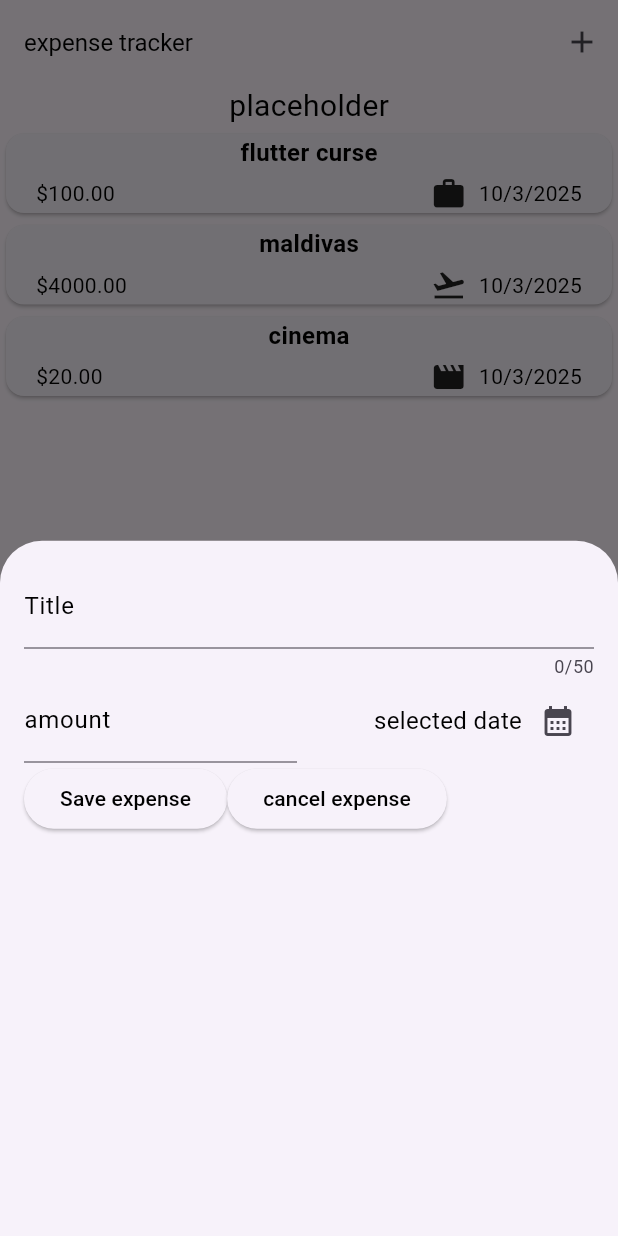
After one commit to alejandroYanezPumpun/expense_tracker, a Flutter app: the screen it shows after launch, after a tap on the "add" icon, on a phone screen of 412 x 824 dp. The commit adds this screen. Run offline on Flutter 3.47's test engine with Material 3 defaults, Android fonts, the phone set to English and light mode, and no system bars.

Commit message:
can pickdate,amount and title

```diff
--- /dev/null
+++ b/expense_tracker_app/lib/components/new_expense.dart
@@ -0,0 +1,117 @@
+import 'package:expense_tracker_app/models/custom_text_display.dart';
+import 'package:flutter/material.dart';
+import 'package:flutter/services.dart';
+
+class NewExpenseEntry extends StatefulWidget {
+  const NewExpenseEntry({super.key});
+
+  @override
+  State<NewExpenseEntry> createState() => _NewExpenseEntryState();
+}
+
+class _NewExpenseEntryState extends State<NewExpenseEntry> {
+  final _titleController = TextEditingController();
+  final _amountController = TextEditingController();
+
+  void _presentDatePicker(){
+    final now = DateTime.now();
+    final firstDate = DateTime(now.year - 1, now.month, now.day);
+    showDatePicker(context: context, firstDate: firstDate, lastDate: now);
+  }
+
+  @override
+  void dispose() {
+    _titleController.dispose();
+    _amountController.dispose();
+    super.dispose();
+  }
+
+  @override
+  Widget build(BuildContext context) {
+    return Padding(
+      padding: EdgeInsets.all(16),
+      child: Column(
+        children: [
+          TextField(
+            controller: _titleController,
+            maxLength: 50,
+            decoration: InputDecoration(
+              label: CustomTextDisplay(
+                text: 'Title',
+                fontSize: 16,
+                color: Colors.black,
+              ),
+            ),
+          ),
+          Row(
+            children: [
+              Expanded(
+                child: TextField(
+                  controller: _amountController,
+                  keyboardType: TextInputType.numberWithOptions(decimal: true),
+                  inputFormatters: [
+                    FilteringTextInputFormatter.allow(RegExp(r'[0-9.]')),
+                  ],
+                  decoration: InputDecoration(
+                    label: CustomTextDisplay(
+                      text: 'amount',
+                      fontSize: 16,
+                      color: Colors.black,
+                    ),
+                    prefixText: '\$ ',
+                  ),
+                ),
+              ),
+
+              SizedBox(width: 16),
+
+              Expanded(
+                child: Row(
+                  mainAxisAlignment: MainAxisAlignment.end,
+                  crossAxisAlignment: CrossAxisAlignment.center,
+                  children: [
+                    CustomTextDisplay(
+                      text: 'selected date',
+                      fontSize: 16,
+                      color: Colors.black,
+                    ),
+                    IconButton(onPressed: _presentDatePicker , icon: Icon(Icons.calendar_month))
+                  ],
+                ),
+              ),
+            ],
+          ),
+
+          Row(
+            children: [
+              ElevatedButton(
+                onPressed: () {
+                  print('=== BOTÓN PRESIONADO ===');
+                  print('Valor del título: ${_titleController.text}');
+                  print('Valor del título: ${_amountController.text}');
+                  print('=== FIN DEBUG ===');
+                },
+                child: CustomTextDisplay(
+                  text: 'Save expense',
+                  fontSize: 14,
+                  color: Colors.black,
+                ),
+              ),
+
+              ElevatedButton(
+                onPressed: () {
+                  Navigator.of(context).pop();
+                },
+                child: CustomTextDisplay(
+                  text: 'cancel expense',
+                  fontSize: 14,
+                  color: Colors.black,
+                ),
+              ),
+            ],
+          ),
+        ],
+      ),
+    );
+  }
+}
--- a/expense_tracker_app/lib/main.dart
+++ b/expense_tracker_app/lib/main.dart
@@ -1,17 +1,12 @@
 import 'package:expense_tracker_app/screens/expense_main_screen.dart';
 import 'package:flutter/material.dart';
 
+
 void main() {
-  runApp(const MainApp());
+  runApp(
+    MaterialApp(
+      theme: ThemeData(useMaterial3: true),
+      home: ExpenseMainScreen(),
+    ),
+  );
 }
-
-class MainApp extends StatelessWidget {
-  const MainApp({super.key});
-
-  @override
-  Widget build(BuildContext context) {
-    return const MaterialApp(
-      home: ExpenseMainScreen()
-    );
-  }
-}
--- a/expense_tracker_app/lib/screens/expense_main_screen.dart
+++ b/expense_tracker_app/lib/screens/expense_main_screen.dart
@@ -1,4 +1,5 @@
 import 'package:expense_tracker_app/components/expenses_list.dart';
+import 'package:expense_tracker_app/components/new_expense.dart';
 import 'package:expense_tracker_app/models/custom_text_display.dart';
 import 'package:expense_tracker_app/models/expense.dart';
 import 'package:flutter/material.dart';
@@ -11,18 +12,48 @@ class ExpenseMainScreen extends StatefulWidget {
 }
 
 class _ExpenseMainScreenState extends State<ExpenseMainScreen> {
+  void _openAddExpensesOverlay() {
+    showModalBottomSheet(
+      context: context,
+      builder:
+          (ctx) => NewExpenseEntry()
+    );
+  }
 
   final List<Expense> _registeredExpenses = [
-
-    Expense(title: 'flutter curse', amount: 100, date: DateTime.now(), category: Category.work),
-    Expense(title: 'maldivas', amount: 4000, date: DateTime.now(), category: Category.travel),
-    Expense(title: 'cinema', amount: 20, date: DateTime.now(), category: Category.leisure)
-
+    Expense(
+      title: 'flutter curse',
+      amount: 100,
+      date: DateTime.now(),
+      category: Category.work,
+    ),
+    Expense(
+      title: 'maldivas',
+      amount: 4000,
+      date: DateTime.now(),
+      category: Category.travel,
+    ),
+    Expense(
+      title: 'cinema',
+      amount: 20,
+      date: DateTime.now(),
+      category: Category.leisure,
+    ),
   ];
 
   @override
   Widget build(BuildContext context) {
     return Scaffold(
+      appBar: AppBar(
+        title: CustomTextDisplay(
+          text: 'expense tracker',
+          fontSize: 16,
+          color: Colors.black,
+        ),
+        actions: [
+          IconButton(onPressed: _openAddExpensesOverlay, icon: Icon(Icons.add)),
+        ],
+      ),
       body: Column(
         children: [
           CustomTextDisplay(
@@ -30,7 +61,7 @@ class _ExpenseMainScreenState extends State<ExpenseMainScreen> {
             fontSize: 20,
             color: Colors.black,
           ),
-          Expanded(child: ExpensesList(expenses: _registeredExpenses))
+          Expanded(child: ExpensesList(expenses: _registeredExpenses)),
         ],
       ),
     );
```
